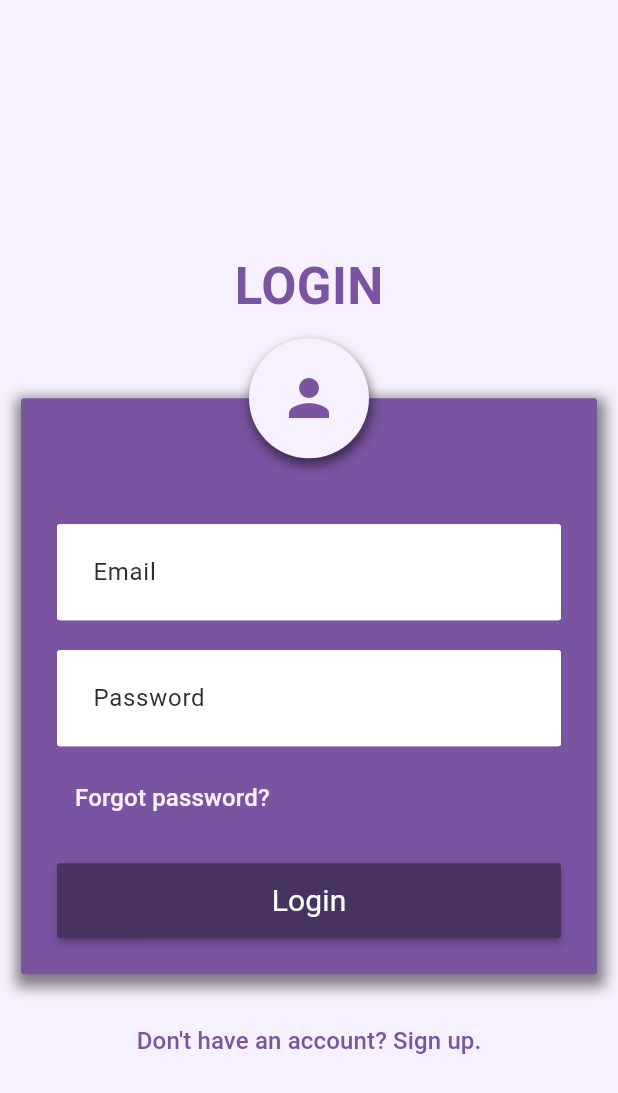
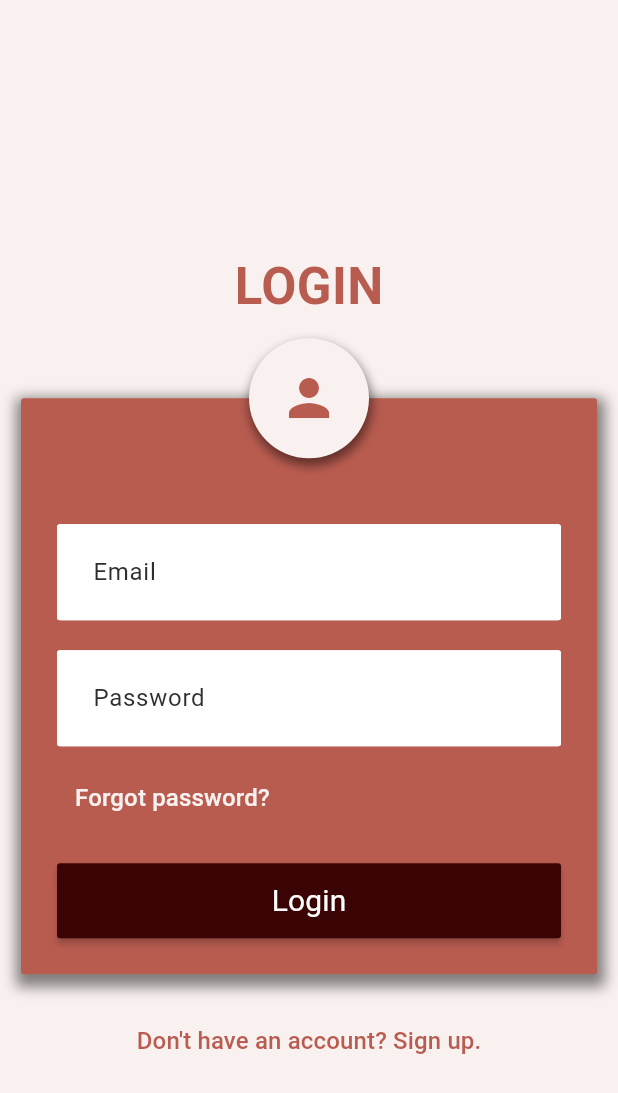
Before and after one commit to Rahul-C-S/Expense-Tracker, a Flutter app: the screen it shows after launch, on a phone screen of 412 x 824 dp. Shown: the top 1093 px of the screen. Run offline on Flutter 3.47's test engine with Material 3 defaults, Android fonts, the phone set to English and light mode, and no system bars; our stand-ins replace awesome_dialog, cloud_firestore, firebase_auth, firebase_core, flutter_bloc, fpdart and 2 more; accounts and stored records are empty.

Commit message:
Forgot password modified & Theme colors updated.

```diff
--- a/lib/core/theme/color_pallette.dart
+++ b/lib/core/theme/color_pallette.dart
@@ -2,11 +2,10 @@ import 'package:flutter/material.dart';
 
 class ColorPallette {
   // Primary Colors
-  static const Color primary = Color.fromRGBO(121, 84, 161, 1);
-  static const Color primaryShade1 = Color.fromRGBO(180, 159, 202, 1);
-  static const Color primaryShade2 = Color.fromRGBO(71, 51, 95, 1);
-  static const Color primaryShade3 = Color.fromRGBO(247, 240, 254, 1);
-
+  static const Color primary = Color.fromRGBO(185, 92, 80, 1);
+  static const Color primaryShade1 = Color.fromRGBO(222, 132, 123, 1);
+  static const Color primaryShade2 = Color.fromRGBO(59, 4, 4, 1);
+  static const Color primaryShade3 = Color.fromRGBO(249, 241, 240, 1);
 
   // Light and Dark Colors
   static const Color light = Color.fromRGBO(255, 255, 255, 1);
```
Also changed, not shown: lib/features/auth/presentation/pages/login_page.dart (+15 -2 lines), 1 other file.
